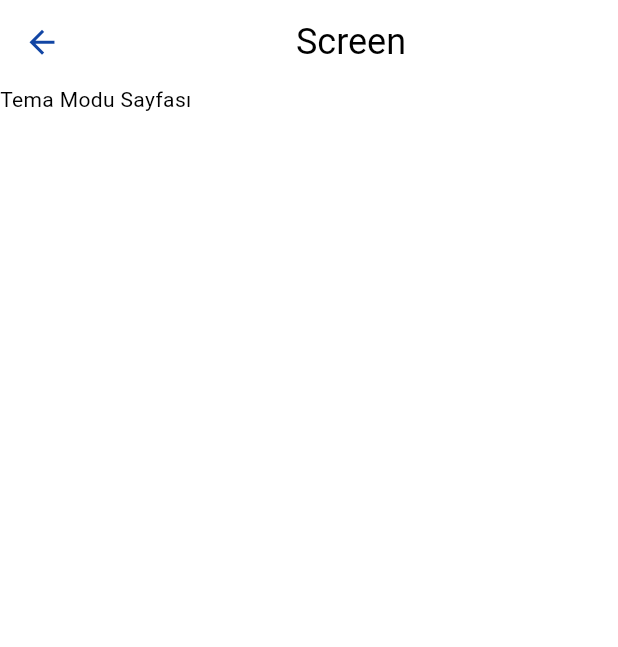
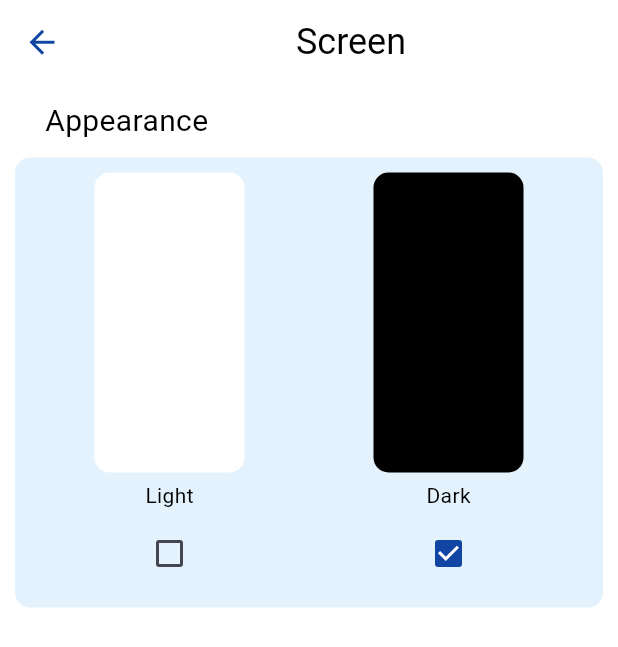
Before and after one commit to Hunvisk/MobilProgramlamaFinal, a Flutter app: the ThemeModeScreen screen opened by its route, on a phone screen of 412 x 824 dp. Shown: the top 647 px of the screen. Run offline on Flutter 3.47's test engine with Material 3 defaults, Android fonts, the phone set to English and light mode, and no system bars; our stand-ins replace anim_search_bar, carousel_slider, dio, flex_color_scheme, flutter_bloc, flutter_credit_card and 7 more; accounts and stored records are empty; network calls fail.

Commit message:
Restored theme mode screen

```diff
--- a/flutterfinalproje/assets/lang/de.json
+++ b/flutterfinalproje/assets/lang/de.json
@@ -15,8 +15,9 @@
     "having_trouble": "Probleme?",
     "help_for_you": "Hilfe für dich",
     "mode": "Mod: ",
-    "night": "Nacht",
-    "light": "Licht",
+    "dark": "Dunkel",
+    "light": "Hell",
+    "appearance": "Erscheinungsbild",
     "language": "Sprache",
     "profile": "Profil",
     "change_lang_title": "SPRACHE ÄNDERN",
--- a/flutterfinalproje/assets/lang/en.json
+++ b/flutterfinalproje/assets/lang/en.json
@@ -15,8 +15,9 @@
     "having_trouble": "Having Trouble?",
     "help_for_you": "Help For You",
     "mode": "Mode: ",
-    "night": "Night",
+    "dark": "Dark",
     "light": "Light",
+    "appearance": "Appearance",
     "language": "Language",
     "profile": "Profile",
     "change_lang_title": "CHANGE LANGUAGE",
--- a/flutterfinalproje/assets/lang/es.json
+++ b/flutterfinalproje/assets/lang/es.json
@@ -15,8 +15,9 @@
     "having_trouble": "¿Tienes problemas?",
     "help_for_you": "Ayuda para ti",
     "mode": "Modo: ",
-    "night": "Noche",
-    "light": "Luz",
+    "dark": "Oscuro",
+    "light": "Claro",
+    "appearance": "Apariencia",
     "language": "Idioma",
     "profile": "Perfil",
     "change_lang_title": "CAMBIAR IDIOMA",
--- a/flutterfinalproje/assets/lang/fr.json
+++ b/flutterfinalproje/assets/lang/fr.json
@@ -15,8 +15,9 @@
     "having_trouble": "Vous rencontrez des problèmes ?",
     "help_for_you": "Aide pour vous",
     "mode": "Mode : ",
-    "night": "Nuit",
-    "light": "Lumière",
+    "dark": "Sombre",
+    "light": "Clair",
+    "appearance": "Apparence",
     "language": "Langue",
     "profile": "Profil",
     "change_lang_title": "CHANGER LA LANGUE",
--- a/flutterfinalproje/assets/lang/ru.json
+++ b/flutterfinalproje/assets/lang/ru.json
@@ -15,8 +15,9 @@
     "having_trouble": "Есть проблемы?",
     "help_for_you": "Помощь для вас",
     "mode": "Режим: ",
-    "night": "Ночь",
-    "light": "Свет",
+    "dark": "Темный",
+    "light": "Светлый",
+    "appearance": "Внешний вид",
     "language": "Язык",
     "profile": "Профиль",
     "change_lang_title": "ИЗМЕНЕНИЕ ЯЗЫКА",
--- a/flutterfinalproje/assets/lang/tr.json
+++ b/flutterfinalproje/assets/lang/tr.json
@@ -15,8 +15,9 @@
     "having_trouble": "Problemin mi var?",
     "help_for_you": "Yardım İçin Tıkla",
     "mode":"Mod: ",
-    "night":"Gece",
-    "light":"Gündüz",
+    "dark":"Koyu",
+    "light":"Açık",
+    "appearance": "Görünüş",
     "language":"Dil",
     "profile": "PROFİL",
     "change_lang_title": "DİL DEĞİŞTİR",
--- a/flutterfinalproje/lib/screens/settings_screens/theme_mode.dart
+++ b/flutterfinalproje/lib/screens/settings_screens/theme_mode.dart
@@ -1,27 +1,109 @@
 import 'package:flutter/material.dart';
+import 'package:gap/gap.dart';
+import 'package:flutter_bloc/flutter_bloc.dart';
+import 'package:flutterfinalproje/bloc/client/client_cubit.dart';
 
 import '../../core/localizations.dart';
 import '../../widgets/myappbar.dart';
-//import '../../widgets/mybottomnavbar.dart';
 
 class ThemeModeScreen extends StatefulWidget {
-  const ThemeModeScreen({super.key});
+  const ThemeModeScreen({Key? key}) : super(key: key);
 
   @override
   State<ThemeModeScreen> createState() => _ThemeModeScreenState();
 }
 
 class _ThemeModeScreenState extends State<ThemeModeScreen> {
+  bool isDarkMode = true; // Varsayılan olarak koyu moda başlayalım
+
   @override
   Widget build(BuildContext context) {
     return Scaffold(
       appBar: MyAppBar(
         title: AppLocalizations.of(context).getTranslate("screen"),
       ),
-      body: const SafeArea(
-        child: Text("Tema Modu Sayfası")
+      body: SafeArea(
+        child: Column(
+          crossAxisAlignment: CrossAxisAlignment.start,
+          children: [
+            Padding(
+              padding: const EdgeInsets.only(left: 30.0, top: 10.0),
+              child: Text(
+                AppLocalizations.of(context).getTranslate("appearance"),
+                style: const TextStyle(
+                  fontSize: 20,
+                ),
+              ),
+            ),
+            Padding(
+              padding: const EdgeInsets.all(10.0),
+              child: Container(
+                decoration: BoxDecoration(
+                  color: Theme.of(context).secondaryHeaderColor,
+                  borderRadius: BorderRadius.circular(10),
+                ),
+                height: 300,
+                child: Padding(
+                  padding: const EdgeInsets.all(10.0),
+                  child: Row(
+                    mainAxisAlignment: MainAxisAlignment.spaceAround,
+                    children: [
+                      themeModeItem(
+                        context,
+                        "light",
+                        !isDarkMode, // Ters çevirdik
+                        (value) {
+                          setState(() {
+                            isDarkMode = false; // Açık moda geçiş
+                            context.read<ClientCubit>().changeDarkMode(darkMode: false);
+                          });
+                        },
+                        Colors.white,
+                      ),
+                      themeModeItem(
+                        context,
+                        "dark",
+                        isDarkMode, // Değişiklik yok
+                        (value) {
+                          setState(() {
+                            isDarkMode = true; // Koyu moda geçiş
+                            context.read<ClientCubit>().changeDarkMode(darkMode: true);
+                          });
+                        },
+                        Colors.black,
+                      ),
+                    ],
+                  ),
+                ),
+              ),
+            )
+          ],
+        ),
       ),
-      //bottomNavigationBar: MyBottomNavBar(),
+    );
+  }
+
+  Widget themeModeItem(BuildContext context, String title, bool isChecked, void Function(bool?)? onChanged, Color color) {
+    return Column(
+      children: [
+        Container(
+          decoration: BoxDecoration(
+            color: color,
+            borderRadius: BorderRadius.circular(10),
+          ),
+          width: 100,
+          height: 200,
+        ),
+        const Gap(5),
+        Text(
+          AppLocalizations.of(context).getTranslate(title),
+        ),
+        const Gap(5),
+        Checkbox(
+          value: isChecked,
+          onChanged: onChanged,
+        ),
+      ],
     );
   }
 }
```
Also changed, not shown: flutterfinalproje/lib/screens/home.dart (+0 -35 lines).
